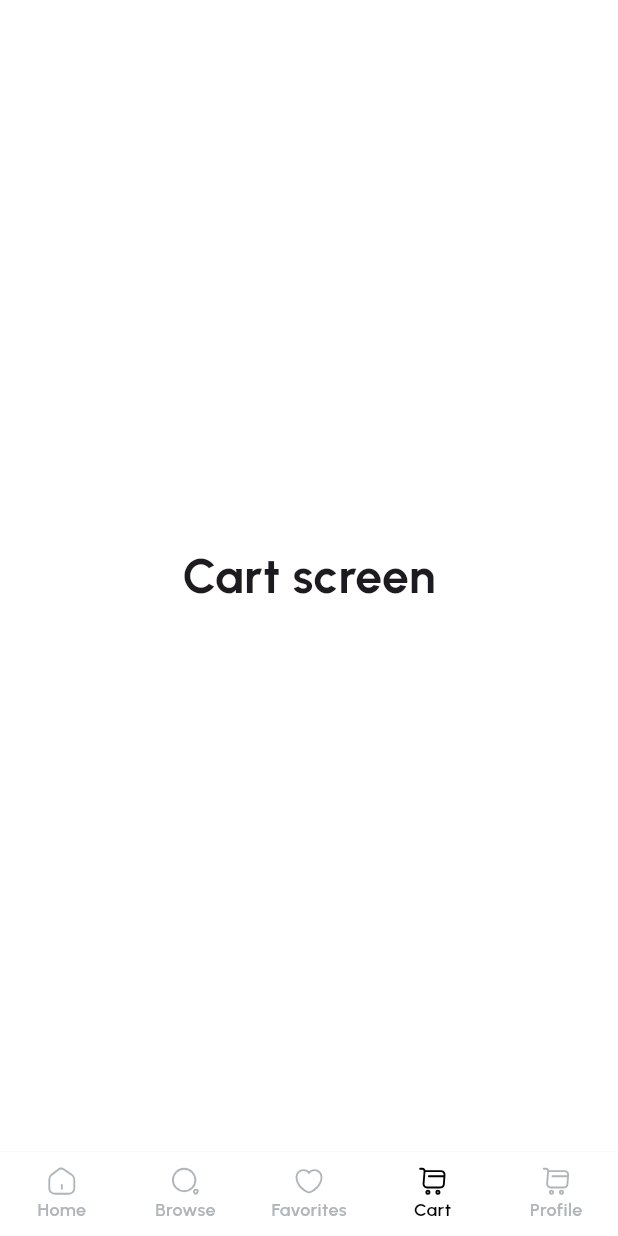
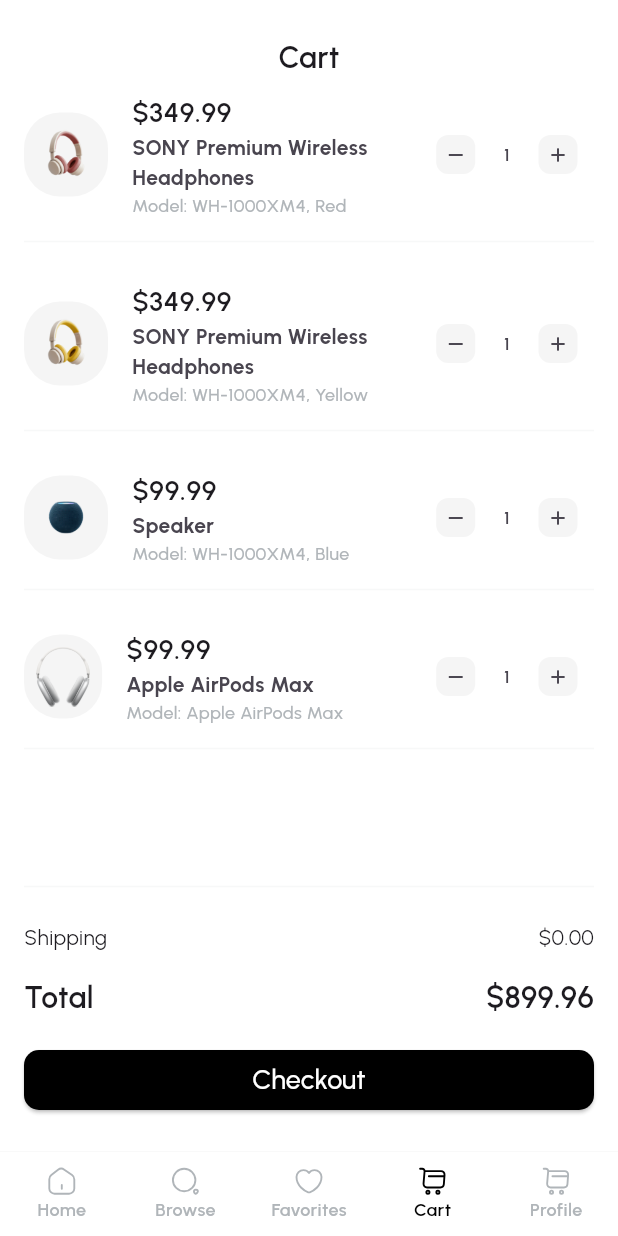
Before and after one commit to SherazAli-67/airpods-ecommerce-ui, a Flutter app: the screen it shows after launch, item 4 of the bottom bar chosen, on a phone screen of 412 x 824 dp. Run offline on Flutter 3.47's test engine with Material 3 defaults, Android fonts, the phone set to English and light mode, and no system bars; our stand-ins replace flutter_svg, go_router.

Commit message:
Air pods app development
Cart UI completed

```diff
--- a/lib/core/app_data.dart
+++ b/lib/core/app_data.dart
@@ -1,4 +1,5 @@
 import 'package:airpods_app/core/app_icons.dart';
+import 'package:airpods_app/core/models/cart_item_model.dart';
 import 'package:airpods_app/core/models/product_model.dart';
 
 class AppData {
@@ -24,4 +25,11 @@
     ProductModel(id: '11',productImg: AppIcons.speaker, title: 'Speaker', modelName: 'Model: WH-1000XM4, Blue', price: 99.99),
     ProductModel(id: '12',productImg: AppIcons.airPodsMax, title: 'Apple AirPods Max', modelName: 'Model: Apple AirPods Max', price: 99.99),
   ];
+
+  static List<CartItemModel> get cartItems => [
+    CartItemModel(id: '1', product: ProductModel(id: '13',productImg: AppIcons.headphonesRed, title: 'SONY Premium Wireless Headphones', modelName: 'Model: WH-1000XM4, Red', price: 349.99), quantity: 1),
+    CartItemModel(id: '2', product: ProductModel(id: '14',productImg: AppIcons.headphonesYellow, title: 'SONY Premium Wireless Headphones', modelName: 'Model: WH-1000XM4, Yellow', price: 349.99), quantity: 1),
+    CartItemModel(id: '3', product: ProductModel(id: '15',productImg: AppIcons.speaker, title: 'Speaker', modelName: 'Model: WH-1000XM4, Blue', price: 99.99), quantity: 1),
+    CartItemModel(id: '4', product: ProductModel(id: '16',productImg: AppIcons.airPodsMax, title: 'Apple AirPods Max', modelName: 'Model: Apple AirPods Max', price: 99.99), quantity: 1),
+  ];
 }
--- /dev/null
+++ b/lib/core/models/cart_item_model.dart
@@ -0,0 +1,23 @@
+import 'package:airpods_app/core/models/product_model.dart';
+
+class CartItemModel {
+  final String id;
+  final ProductModel product;
+  final int quantity;
+  CartItemModel({required this.id, required this.product, required this.quantity});
+
+
+
+  CartItemModel copyWith({
+    String? id,
+    int? quantity,
+  }) {
+
+    return CartItemModel(
+      id: id ?? this.id,
+      product: product,
+      quantity: quantity ?? this.quantity,
+    );
+
+  }
+}
--- a/lib/presentation/screens/cart_screen.dart
+++ b/lib/presentation/screens/cart_screen.dart
@@ -1,11 +1,59 @@
+import 'package:airpods_app/core/app_colors.dart';
 import 'package:airpods_app/core/app_textstyles.dart';
-import 'package:flutter/cupertino.dart';
+import 'package:airpods_app/presentation/widgets/cart_item_widget.dart';
+import 'package:airpods_app/providers/cart_provider.dart';
+import 'package:flutter/material.dart';
+import 'package:provider/provider.dart';
 
-class CartScreen extends StatelessWidget{
+class CartScreen extends StatelessWidget {
   const CartScreen({super.key});
 
   @override
   Widget build(BuildContext context) {
-    return Center(child: Text("Cart screen", style: AppTextStyles.headingTextStyle,),);
+    return ChangeNotifierProvider(
+      create: (_)=> CartProvider(),
+      builder: (_, child) {
+        return Padding(
+          padding: .symmetric(horizontal: 16, vertical: 24),
+          child: Column(
+            children: [
+              Text("Cart", style: AppTextStyles.subHeadingTextStyle),
+              Expanded(child: Consumer<CartProvider>(
+                builder: (_, provider, _) {
+                  return ListView.separated(itemBuilder: (ctx, index) =>
+                      CartItemWidget(cartItem: provider.cartItems[index]),
+                      separatorBuilder: (_, _) => const SizedBox(height: 10,),
+                      itemCount: provider.cartItems.length);
+                }
+              )),
+              Column(
+                spacing: 16,
+                children: [
+                  Divider(color: AppColors.greyColor.withValues(alpha: 0.1),),
+                  Row(
+                    mainAxisAlignment: .spaceBetween,
+                    children: [
+                      Text("Shipping", style: AppTextStyles.regularTextStyle,),
+                      Text("\$0.00", style: AppTextStyles.regularTextStyle,)
+                    ],
+                  ),
+                  Row(
+                    mainAxisAlignment: .spaceBetween,
+                    children: [
+                      Text("Total", style: AppTextStyles.subHeadingTextStyle,),
+                      Consumer<CartProvider>(builder: (_, provider, _) => Text(provider.getTotalPrice(), style: AppTextStyles.subHeadingTextStyle,),)
+                    ],
+                  ),
+                  SizedBox(
+                    width: .infinity,
+                    child: ElevatedButton(onPressed: (){}, style: ElevatedButton.styleFrom(backgroundColor: Colors.black, shape: RoundedRectangleBorder(borderRadius: .circular(10))), child: Text("Checkout", style: AppTextStyles.regularTextStyle.copyWith(fontSize: 18, color: Colors.white),),),
+                  )
+                ],
+              )
+            ],
+          ),
+        );
+      }
+    );
   }
 }
--- /dev/null
+++ b/lib/presentation/widgets/cart_item_widget.dart
@@ -0,0 +1,74 @@
+import 'package:airpods_app/app_router/app_router.dart';
+import 'package:airpods_app/core/app_colors.dart';
+import 'package:airpods_app/core/app_textstyles.dart';
+import 'package:airpods_app/core/models/cart_item_model.dart';
+import 'package:airpods_app/providers/cart_provider.dart';
+import 'package:flutter/material.dart';
+import 'package:go_router/go_router.dart';
+import 'package:provider/provider.dart';
+
+class CartItemWidget extends StatelessWidget{
+  const CartItemWidget({super.key, required this.cartItem});
+  final CartItemModel cartItem;
+  @override
+  Widget build(BuildContext context) {
+    final product = cartItem.product;
+    return Column(
+      children: [
+        ListTile(
+          onTap: ()=> context.push(NamedRoutes.productDetail.routeName, extra: product),
+          minLeadingWidth: 50,
+          contentPadding: .symmetric(horizontal: 0),
+          leading: Container(
+            decoration: BoxDecoration(
+              color: AppColors.secondaryBgColor,
+              borderRadius: .circular(24)
+            ),
+            padding: .all(8),
+            child: Hero(
+                tag: '${product.productImg}_${product.id}',
+                child: Image.asset(product.productImg)),
+          ),
+          title: Text('\$${product.price}', style: AppTextStyles.subHeadingTextStyle.copyWith(fontSize: 18),),
+          titleAlignment: .center,
+          subtitle: Column(
+            crossAxisAlignment: .start,
+            children: [
+              Text(product.title, style: AppTextStyles.regularTextStyle.copyWith(fontWeight: .bold),),
+              Text(product.modelName, style: AppTextStyles.smallTextStyle.copyWith(fontWeight: .w500, color: AppColors.greyColor),),
+            ],
+          ),
+          trailing:  Consumer<CartProvider>(
+            builder: (_, provider, _) {
+              return Row(
+                mainAxisSize: .min,
+                spacing: 8,
+                children: [
+                  _buildIncreaseDecreaseBtn(onTap: ()=> provider.onDecreaseQuantityTap(cartItem: cartItem)),
+                  Text('${cartItem.quantity}', style: AppTextStyles.smallTextStyle,),
+                  _buildIncreaseDecreaseBtn(isIncrease: true, onTap: ()=> provider.onIncreaseQuantityTap(cartItem: cartItem))
+                ],
+              );
+            }
+          )
+        ),
+        Divider(color: AppColors.greyColor.withValues(alpha: 0.1),)
+      ],
+    );
+  }
+
+  Widget _buildIncreaseDecreaseBtn({bool isIncrease = false, required VoidCallback onTap}) {
+    return IconButton(
+      onPressed: onTap,
+      style: ElevatedButton.styleFrom(padding: .zero),
+      icon: Container(
+        decoration: BoxDecoration(
+            borderRadius: .circular(8),
+            color: AppColors.secondaryBgColor
+        ),
+        padding: .all(5),
+        child: isIncrease ? Icon(Icons.add_rounded, size: 16,) : Icon(Icons.remove, size: 16,),
+      ),
+    );
+  }
+}
--- a/lib/presentation/widgets/favorite_product_item_widget.dart
+++ b/lib/presentation/widgets/favorite_product_item_widget.dart
@@ -9,7 +9,9 @@
   final ProductModel product;
   @override
   Widget build(BuildContext context) {
-    return ListTile(
+    return Column(
+      children: [
+        ListTile(
           minLeadingWidth: 50,
           contentPadding: .symmetric(horizontal: 10),
           leading: Container(
@@ -18,7 +20,9 @@
               borderRadius: .circular(24)
             ),
             padding: .all(8),
-        child: Image.asset(product.productImg),
+            child: Hero(
+                tag: '${product.productImg}_${product.id}',
+                child: Image.asset(product.productImg)),
           ),
           title: Text('\$${product.price}', style: AppTextStyles.subHeadingTextStyle.copyWith(fontSize: 18),),
           titleAlignment: .center,
@@ -27,10 +31,12 @@
             children: [
               Text(product.title, style: AppTextStyles.regularTextStyle.copyWith(fontWeight: .bold),),
               Text(product.modelName, style: AppTextStyles.smallTextStyle.copyWith(fontWeight: .w500, color: AppColors.greyColor),),
-
             ],
           ),
           trailing: FavoriteIconWidget(product: product, bgColor: AppColors.secondaryBgColor,)
+        ),
+        Divider(color: AppColors.greyColor.withValues(alpha: 0.1),)
+      ],
     );
   }
 }
--- /dev/null
+++ b/lib/providers/cart_provider.dart
@@ -0,0 +1,38 @@
+import 'package:airpods_app/core/app_data.dart';
+import 'package:airpods_app/core/models/cart_item_model.dart';
+import 'package:airpods_app/core/models/product_model.dart';
+import 'package:flutter/material.dart';
+
+class CartProvider extends ChangeNotifier{
+  List<CartItemModel> cartItems = [];
+
+  CartProvider(){
+    cartItems = AppData.cartItems;
+  }
+
+  String getTotalPrice(){
+   double total = 0;
+   for (var item in cartItems) {
+     total += item.quantity * item.product.price;
+   }
+   return '\$${total.toStringAsFixed(2)}';
+  }
+
+  void onIncreaseQuantityTap({required CartItemModel cartItem}){
+    int index = cartItems.indexWhere((item)=> item.id == cartItem.id);
+
+    CartItemModel updatedCartItem = cartItem.copyWith(quantity: cartItem.quantity+1);
+    cartItems[index] = updatedCartItem;
+    notifyListeners();
+  }
+
+  void onDecreaseQuantityTap({required CartItemModel cartItem}){
+    if(cartItem.quantity == 1){
+      return;
+    }
+    int index = cartItems.indexWhere((item)=> item.id == cartItem.id);
+    CartItemModel updatedCartItem = cartItem.copyWith(quantity: cartItem.quantity-1);
+    cartItems[index] = updatedCartItem;
+    notifyListeners();
+  }
+}
```
Lines whose indentation alone changed are shown as unchanged.
